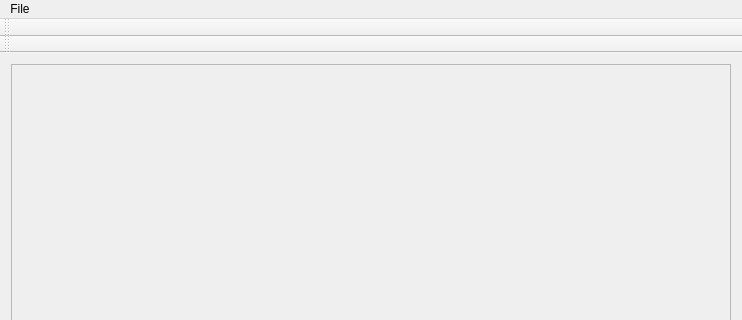
The window that mainwindow.ui (mattrichard/prog4) describes before a commit, drawn with Qt 5; both pictures show x 0 to 742 and y 0 to 320 of the 742 by 569 pixel window.
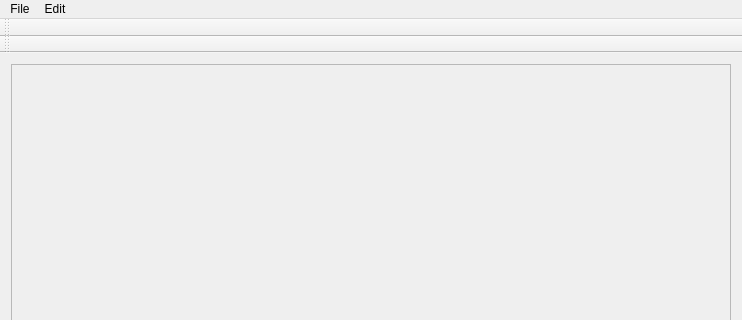
The same window after the commit.

The edit to the form file:
```diff
--- a/mainwindow.ui
+++ b/mainwindow.ui
@@ -101,7 +101,14 @@
     <addaction name="separator"/>
     <addaction name="actionExit"/>
    </widget>
+   <widget class="QMenu" name="menuEdit">
+    <property name="title">
+     <string>Edit</string>
+    </property>
+    <addaction name="actionGrayscale"/>
+   </widget>
    <addaction name="menuFile"/>
+   <addaction name="menuEdit"/>
   </widget>
   <widget class="QToolBar" name="mainToolBar">
    <attribute name="toolBarArea">
```
Left out of the diff: 5 changed lines with no effect on the pictures.
